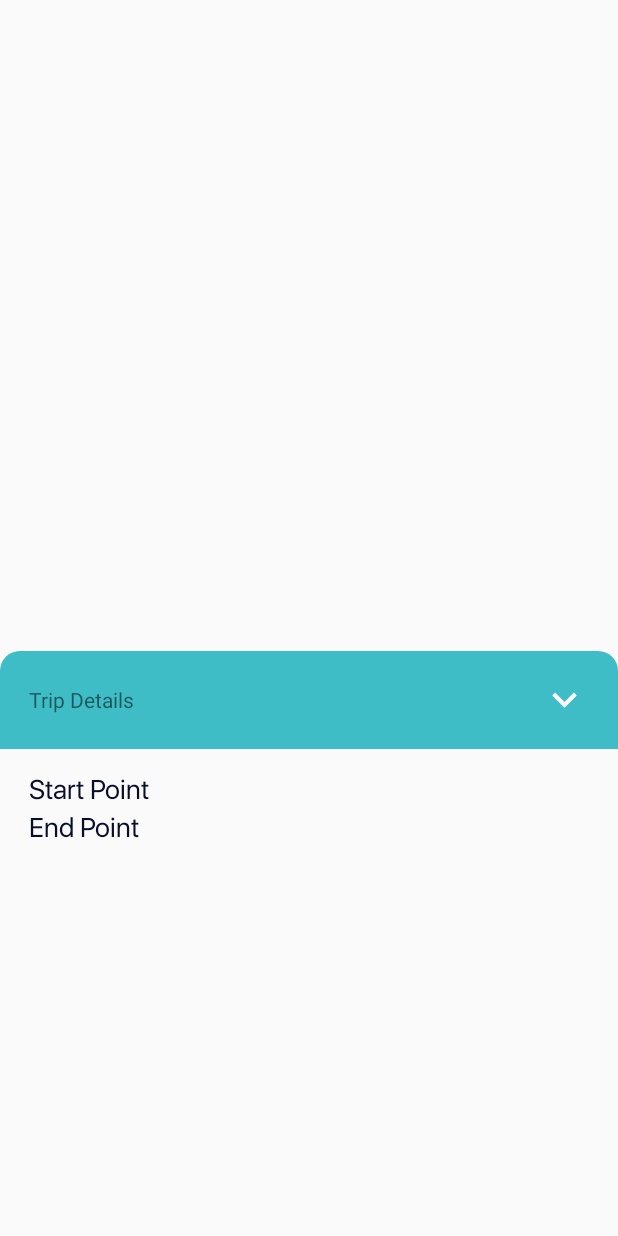
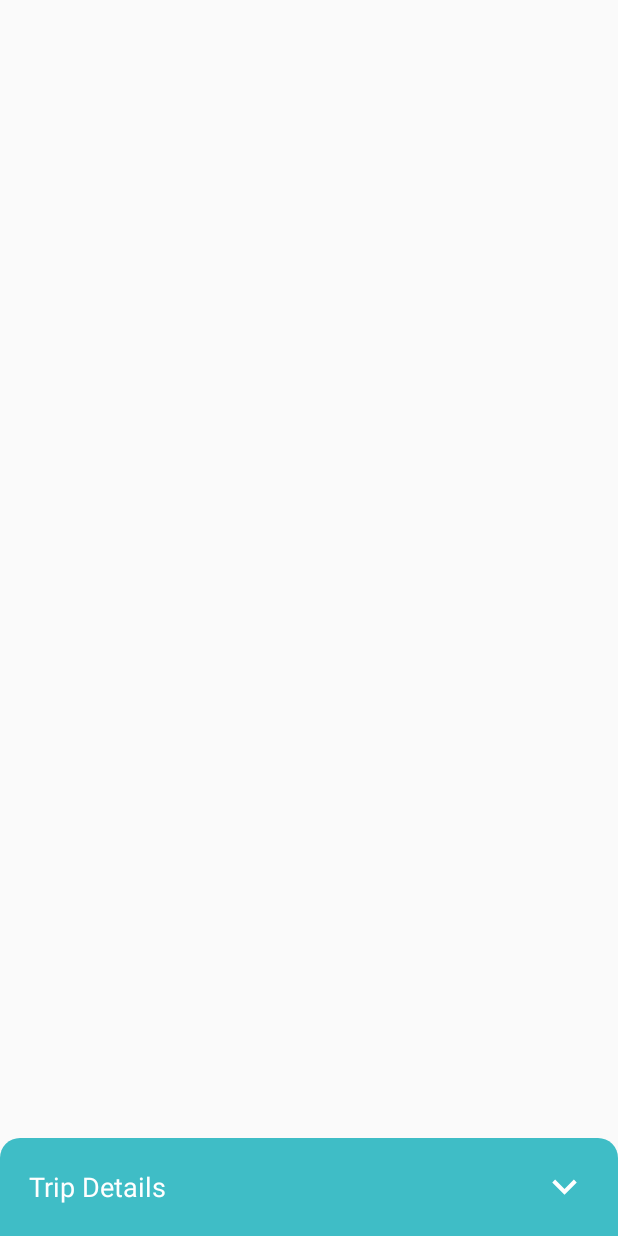
Before and after one commit to Shawon-mas/bGo_Driver, an Android app: the TripDetails screen opened directly, with no data from a screen before it, on a phone screen of 412 x 824 dp. Run offline under Robolectric (Android 15) with nearby library versions, the phone set to English and light mode, and no system bars; our stand-ins replace sdp/ssp sizes.

Commit message:
:white_check_mark: trip details screen complete

```diff
--- a/app/src/main/res/layout/activity_trip_details.xml
+++ b/app/src/main/res/layout/activity_trip_details.xml
@@ -12,7 +12,7 @@
         android:layout_height="@dimen/_300sdp"
         app:layout_behavior="com.google.android.material.bottomsheet.BottomSheetBehavior"
         app:behavior_hideable="true"
-
+        app:behavior_peekHeight="@dimen/_50sdp"
         >
          <RelativeLayout
 
@@ -30,7 +30,9 @@
                      android:layout_height="@dimen/_50sdp"
                      android:background="@drawable/bottom_sheet_bg"
                      android:text="Trip Details"
+                     android:textSize="@dimen/_14ssp"
                      android:gravity="center_vertical"
+                     android:textColor="@color/white"
                      />
                  <ImageView
                      android:id="@+id/tripDragIcon"
@@ -53,7 +55,7 @@
                  android:layout_height="wrap_content"
                  android:text="Start Point"
                  android:gravity="center_vertical"
-                 android:textSize="@dimen/_14ssp"
+                 android:textSize="@dimen/_12ssp"
                  android:fontFamily="@font/sf_ui_display"
                  android:textColor="@color/bGo_textColorPrimary"
                  />
@@ -82,7 +84,7 @@
                  android:layout_height="wrap_content"
                  android:text="End Point"
                  android:gravity="center_vertical"
-                 android:textSize="@dimen/_14ssp"
+                 android:textSize="@dimen/_12ssp"
                  android:fontFamily="@font/sf_ui_display"
                  android:textColor="@color/bGo_textColorPrimary"
                  />
@@ -109,4 +111,4 @@
     </androidx.core.widget.NestedScrollView>
 
 </androidx.coordinatorlayout.widget.CoordinatorLayout>
-   <!-- app:behavior_peekHeight="@dimen/_50sdp"-->
+   <!-- -->
```
Also changed, not shown: app/src/main/java/com/app/bgodriver/view/biddingDetails/TripDetails.java (+7 -0 lines).
